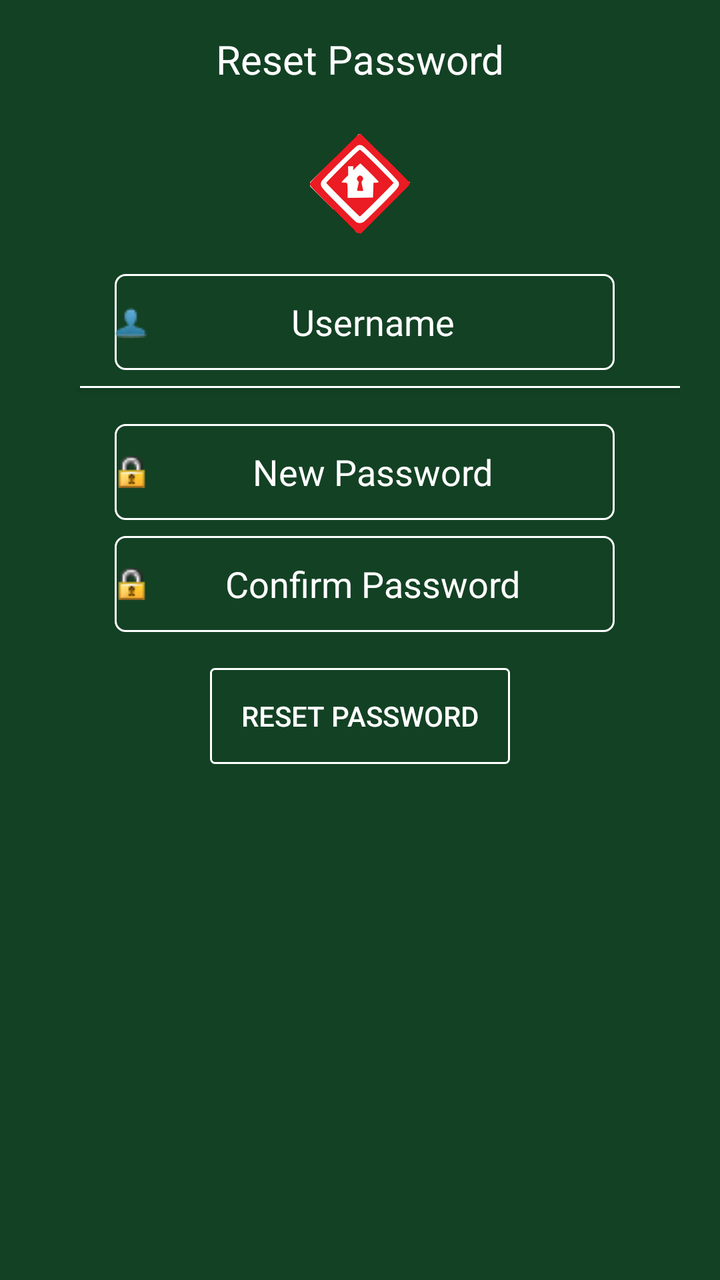
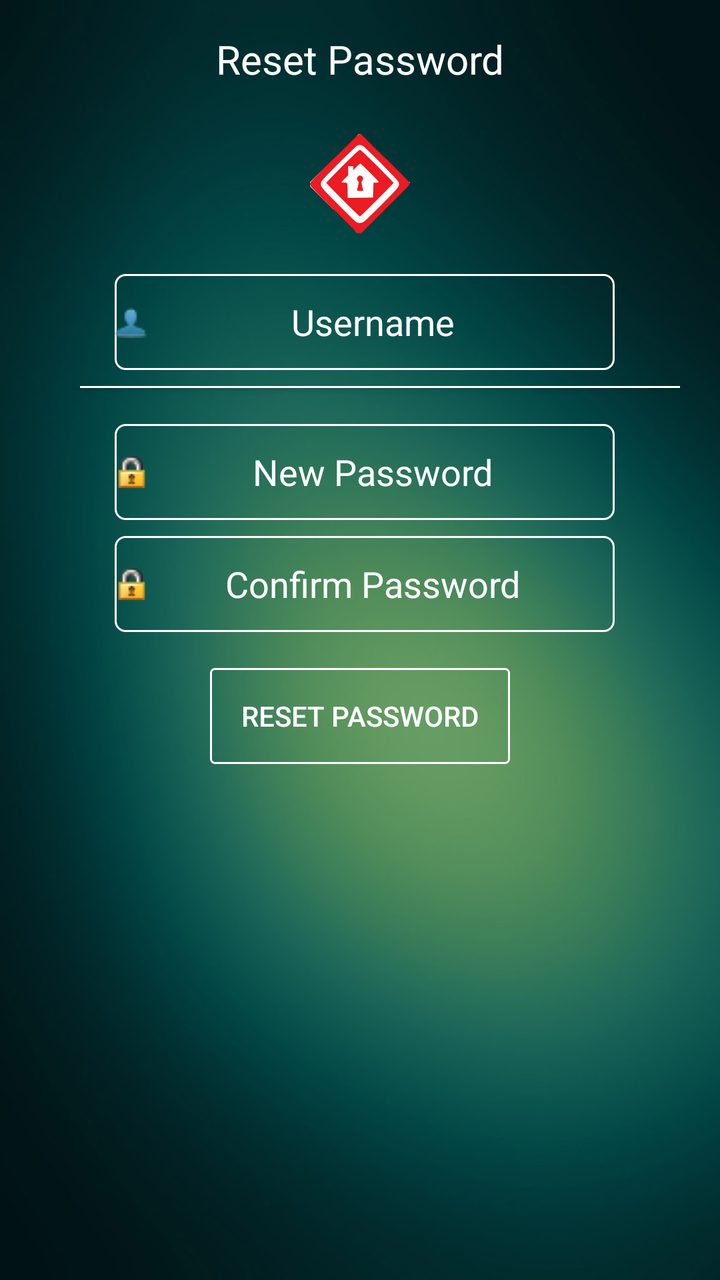

Screens rendered from an Android XML layout before and after an edit, with the pre-edit source and the edit as a unified diff.
<!-- AndroidManifest.xml: application theme AppTheme -->
<!-- res/layout/resetpassword.xml -->
<?xml version="1.0" encoding="utf-8"?>
<LinearLayout xmlns:android="http://schemas.android.com/apk/res/android"
    android:orientation="vertical" android:layout_width="match_parent"
    android:layout_height="match_parent"
    android:background="@drawable/background">

    <ScrollView
        android:layout_width="match_parent"
        android:layout_height="match_parent"
        android:layout_above="@+id/relativeLayout"
        android:layout_below="@+id/textView2">

        <LinearLayout
            android:layout_width="match_parent"
            android:layout_height="match_parent"
            android:orientation="vertical">

            <FrameLayout
                android:layout_width="match_parent"
                android:layout_height="wrap_content"
                android:layout_marginBottom="8dp"
                android:layout_gravity="top|center_horizontal"
                android:layout_marginTop="0dp">

                <LinearLayout
                    android:layout_width="384dp"
                    android:layout_height="match_parent"
                    android:layout_gravity="top|center"
                    android:orientation="horizontal"
                    android:weightSum="1">

                    <TextView
                        android:layout_width="match_parent"
                        android:layout_height="wrap_content"
                        android:layout_marginLeft="0dp"
                        android:gravity="center|center_vertical"
                        android:padding="16dp"
                        android:text="Reset Password"
                        android:textColor="#FFFFFF"
                        android:textSize="20sp"
                        android:layout_weight="1.06"
                        android:paddingLeft="40dp" />
                </LinearLayout>
            </FrameLayout>

            <FrameLayout
                android:layout_width="wrap_content"
                android:layout_height="wrap_content"
                android:layout_gravity="center"
                android:layout_marginBottom="20dp">
                <ImageView
                    android:layout_width="50dp"
                    android:layout_height="50dp"
                    android:src="@drawable/logo"/>
            </FrameLayout>

            <FrameLayout
                android:layout_width="wrap_content"
                android:layout_height="wrap_content"
                android:layout_gravity="center"
                android:layout_marginBottom="8dp">

                <LinearLayout
                    android:layout_width="match_parent"
                    android:layout_height="match_parent"
                    android:layout_gravity="center"
                    android:orientation="horizontal">


                    <EditText
                        android:id="@+id/enterUsername"
                        android:layout_width="250dp"
                        android:layout_height="48dp"
                        android:layout_gravity="left|center_vertical"
                        android:layout_marginLeft="5dp"
                        android:layout_weight="0.5"
                        android:background="@drawable/roundededittext"
                        android:gravity="center"
                        android:hint="Username"
                        android:drawableLeft="@drawable/username"
                        android:inputType="text"
                        android:paddingRight="8dp"
                        android:textColor="@android:color/white"
                        android:textColorHint="@android:color/white" />

                    <TextView
                        android:layout_width="wrap_content"
                        android:layout_height="wrap_content"
                        android:layout_weight="0.5" />


                </LinearLayout>

            </FrameLayout>



            <FrameLayout
                android:layout_width="wrap_content"
                android:layout_height="wrap_content"
                android:layout_gravity="center"
                android:layout_marginBottom="8dp">

                <LinearLayout
                    android:layout_width="match_parent"
                    android:layout_height="match_parent"
                    android:layout_gravity="center"
                    android:orientation="horizontal">
                    <Button
                        android:id="@+id/horLineOne"
                        android:layout_width="300dp"
                        android:layout_height="1dp"
                        android:layout_marginBottom="10dp"
                        android:layout_marginLeft="20dp"
                        android:layout_weight="2.96"
                        android:background="#FFFFFF"
                        android:text=""
                        android:textColor="#FFFFFF" />
                </LinearLayout>

            </FrameLayout>

            <FrameLayout
                android:layout_width="wrap_content"
                android:layout_height="wrap_content"
                android:layout_gravity="center"
                android:layout_marginBottom="8dp">

                <LinearLayout
                    android:layout_width="match_parent"
                    android:layout_height="match_parent"
                    android:layout_gravity="center"
                    android:orientation="horizontal">


                    <EditText
                        android:id="@+id/enterPasswordOne"
                        android:layout_width="250dp"
                        android:layout_height="48dp"
                        android:layout_gravity="left|center_vertical"
                        android:layout_marginLeft="5dp"
                        android:layout_weight="0.5"
                        android:background="@drawable/roundededittext"
                        android:drawableLeft="@drawable/password"
                        android:gravity="center"
                        android:hint="New Password"
                        android:inputType="text"
                        android:paddingRight="8dp"
                        android:textColor="@android:color/white"
                        android:textColorHint="@android:color/white" />

                    <TextView
                        android:layout_width="wrap_content"
                        android:layout_height="wrap_content"
                        android:layout_weight="0.5" />


                </LinearLayout>

            </FrameLayout>

            <FrameLayout
                android:layout_width="wrap_content"
                android:layout_height="wrap_content"
                android:layout_gravity="center"
                android:layout_marginBottom="8dp">

                <LinearLayout
                    android:layout_width="match_parent"
                    android:layout_height="match_parent"
                    android:layout_gravity="center"
                    android:orientation="horizontal">


                    <EditText
                        android:id="@+id/enterPasswordTwo"
                        android:layout_width="250dp"
                        android:layout_height="48dp"
                        android:layout_gravity="left|center_vertical"
                        android:layout_marginLeft="5dp"
                        android:layout_weight="0.5"
                        android:background="@drawable/roundededittext"
                        android:drawableLeft="@drawable/password"
                        android:gravity="center"
                        android:hint="Confirm Password"
                        android:inputType="text"
                        android:paddingRight="8dp"
                        android:textColor="@android:color/white"
                        android:textColorHint="@android:color/white" />

                    <TextView
                        android:layout_width="wrap_content"
                        android:layout_height="wrap_content"
                        android:layout_weight="0.5" />


                </LinearLayout>

            </FrameLayout>

            <FrameLayout
                android:layout_width="match_parent"
                android:layout_height="wrap_content"
                android:orientation="horizontal">

                <LinearLayout
                    android:layout_width="wrap_content"
                    android:layout_height="wrap_content"
                    android:layout_gravity="center"
                    android:orientation="horizontal">

                    <TextView
                        android:layout_width="wrap_content"
                        android:layout_height="wrap_content"
                        android:layout_marginLeft="10dp" />

                    <Button
                        android:id="@+id/reset"
                        android:layout_width="150dp"
                        android:layout_height="wrap_content"
                        android:layout_marginBottom="10dp"
                        android:layout_marginLeft="0dp"
                        android:layout_marginTop="10dp"
                        android:layout_weight="5.40"
                        android:background="@drawable/button"
                        android:text="Reset Password"
                        android:textColor="#FFFFFF" />

                    <TextView
                        android:layout_width="wrap_content"
                        android:layout_height="wrap_content"
                        android:layout_marginLeft="10dp" />
                </LinearLayout>

            </FrameLayout>


        </LinearLayout>
    </ScrollView>

</LinearLayout>
<!-- resources referenced by this layout -->
<resources>
  <!-- drawable background: jpg bitmap (drawable, 42034 bytes) -->
  <!-- drawable button (drawable) -->
  <?xml version="1.0" encoding="utf-8"?>
  <shape xmlns:android="http://schemas.android.com/apk/res/android"
      android:shape="rectangle">
      <gradient android:startColor="@null"
          android:endColor="@null"
          android:angle="270" />
      <corners android:radius="2dp" />
      <stroke android:width="3px" android:color="#FFFFFF" />
  </shape>
  <!-- drawable logo: png bitmap (drawable, 3400 bytes) -->
  <!-- drawable password: png bitmap (drawable, 973 bytes) -->
  <!-- drawable roundededittext (drawable) -->
  <?xml version="1.0" encoding="utf-8"?>
  <shape xmlns:android="http://schemas.android.com/apk/res/android"
      android:shape="rectangle" android:padding="2dp">
  
      <corners android:radius="5dp"/>
      <solid android:color="@android:color/transparent"/>
      <stroke android:width="1dp" android:color="#FFFFFF"/>
  </shape>
  <!-- drawable username: png bitmap (drawable, 812 bytes) -->
  <style name="AppTheme" parent="Theme.AppCompat.Light.DarkActionBar">
          
          <item name="colorPrimary">@color/colorPrimary</item>
          <item name="colorPrimaryDark">@color/colorPrimaryDark</item>
          <item name="colorAccent">@color/colorAccent</item>
      </style>
  <color name="colorPrimary">#3F51B5</color>
  <color name="colorPrimaryDark">#303F9F</color>
  <color name="colorAccent">#FF4081</color>
</resources>

<!-- the commit's change to res/layout/resetpassword.xml (unified diff, before → after) -->
@@ -2,7 +2,7 @@
 <LinearLayout xmlns:android="http://schemas.android.com/apk/res/android"
     android:orientation="vertical" android:layout_width="match_parent"
     android:layout_height="match_parent"
-    android:background="@drawable/background">
+    android:background="@drawable/background1">
 
     <ScrollView
         android:layout_width="match_parent"
<!-- resource entries referenced after the edit -->
@@ -1,6 +1,6 @@
 <!-- resources referenced by this layout -->
 <resources>
-  <!-- drawable background: jpg bitmap (drawable, 42034 bytes) -->
+  <!-- drawable background1: jpg bitmap (drawable, 42034 bytes) -->
   <!-- drawable button (drawable) -->
   <?xml version="1.0" encoding="utf-8"?>
   <shape xmlns:android="http://schemas.android.com/apk/res/android"
